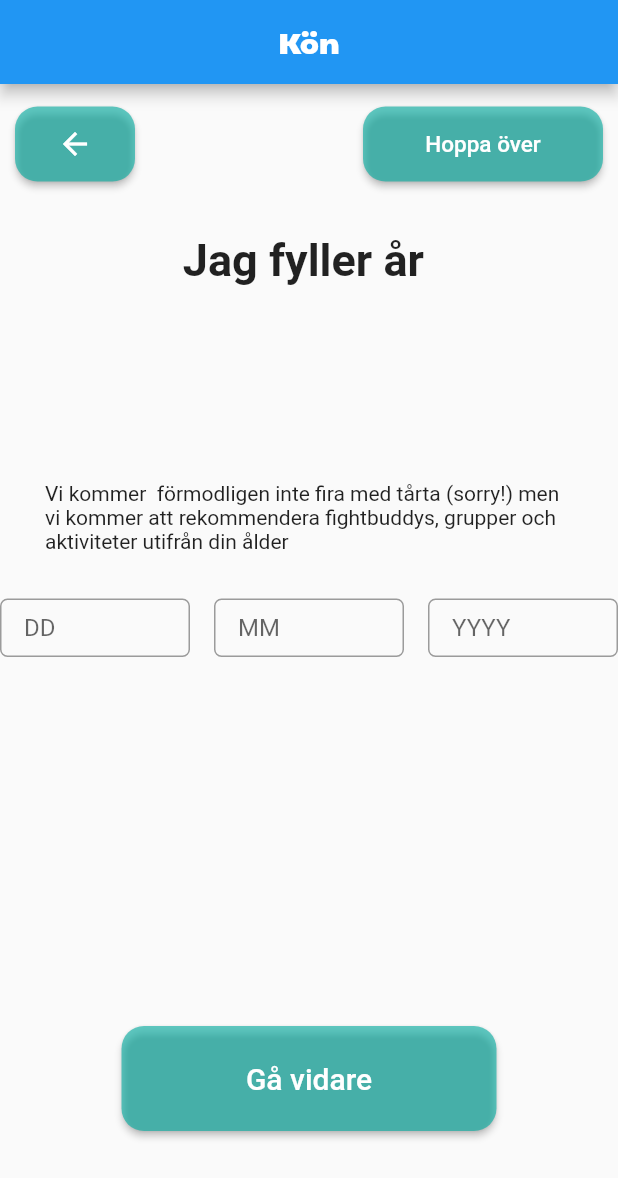
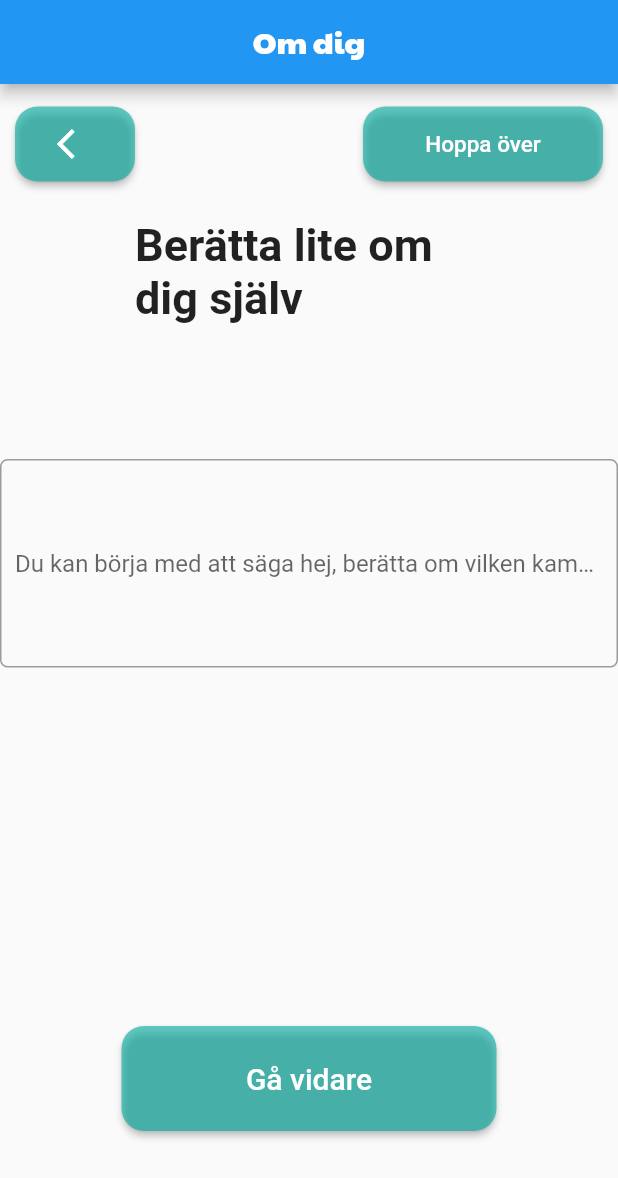
Before and after one commit to Linusvall/FightBuddy, a Flutter app: the GenderPage screen opened directly, on a phone screen of 412 x 824 dp. Shown: the top 1178 px of the screen. Run offline on Flutter 3.47's test engine with Material 2 defaults, Android fonts, the phone set to English and light mode, and no system bars; our stand-ins replace flutter_secure_storage; missing offline and left inert: dart:ffi, mysql1; accounts and stored records are empty; Roboto replaces fonts that are missing (Hind).

Commit message:
aboutyou
Öppet textfält som användaren kan skriva i själv

```diff
--- a/FightBuddy/lib/aboutyou.dart
+++ b/FightBuddy/lib/aboutyou.dart
@@ -2,54 +2,36 @@ import 'package:flutter/material.dart';
 
 
 void main(){
-  runApp(MyApp());
+  runApp(const MyApp());
 }
 
 class MyApp extends StatelessWidget {
+  const MyApp({super.key});
+
   @override
   Widget build(BuildContext context) {
-    return MaterialApp(
+    return const MaterialApp(
       home: GenderPage(),
     );
   }
 }
 
 class GenderPage extends StatefulWidget{
+  const GenderPage({super.key});
+
  @override
-  _genderPageState createState() => _genderPageState();
+  GenderPageState createState() => GenderPageState();
   }
 
-  class _genderPageState extends State<GenderPage>{
-    bool _womanHasBeenPressed = false;
-    bool _nothingHasBeenPressed = false;
-    bool _manHasBeenPressed = false;
-    var gender = '';
-
+  class GenderPageState extends State<GenderPage>{
     pressedbutton(String button){
-    _nothingHasBeenPressed = false;
-    _manHasBeenPressed = false;
-    _womanHasBeenPressed = false;
-
-
-    if(button == 'man'){
-      _manHasBeenPressed = true;
-      gender = 'man';
-    }
-    else if(button == 'woman'){
-      _womanHasBeenPressed = true;
-      gender = 'woman';
-    }
-    else{
-      _nothingHasBeenPressed = true;
-      gender = 'nothing';
-    }
   }
 
   @override
   Widget build(BuildContext context) {
      return Scaffold(
       appBar: AppBar(
-        title: const Text("Kön"),
+        title: const Text("Om dig"),
         centerTitle: true,
       ),
       body: Stack(
@@ -58,17 +40,11 @@ class GenderPage extends StatefulWidget{
             child: Column(
               children: <Widget>[
                 const Padding(
-                  padding: EdgeInsets.all(100),
+                  padding: EdgeInsets.all(90),
                   child: Text(
-                    "Jag fyller år ",
+                    "Berätta lite om dig själv",
                     style:
                         TextStyle(fontSize: 30, fontWeight: FontWeight.bold),
-                  ),
-                ),
-                const Padding(
-                  padding: EdgeInsets.all(30.0),
-                  child: Text(
-                    "Vi kommer  förmodligen inte fira med tårta (sorry!) men vi kommer att rekommendera fightbuddys, grupper och aktiviteter utifrån din ålder",
                   ),
                 ),
                 Row(
@@ -77,41 +53,9 @@ class GenderPage extends StatefulWidget{
                       child: TextField(
                         keyboardType: TextInputType.number,
                         decoration: InputDecoration(
-                          hintText: 'DD',
+                          hintText: 'Du kan börja med att säga hej, berätta om vilken kampsport du utövar, när du vill träna osv...',
                           contentPadding: const EdgeInsets.symmetric(
-                              horizontal: 16, vertical: 10),
-                          border: OutlineInputBorder(
-                            borderRadius: BorderRadius.circular(5),
-                          ),
-                          isDense: true,
-                        ),
-                        style: const TextStyle(fontSize: 16),
-                      ),
-                    ),
-                    SizedBox(width: 16),
-                    Expanded(
-                      child: TextField(
-                        keyboardType: TextInputType.number,
-                        decoration: InputDecoration(
-                          hintText: 'MM',
-                          contentPadding: const EdgeInsets.symmetric(
-                              horizontal: 16, vertical: 10),
-                          border: OutlineInputBorder(
-                            borderRadius: BorderRadius.circular(5),
-                          ),
-                          isDense: true,
-                        ),
-                        style: const TextStyle(fontSize: 16),
-                      ),
-                    ),
-                    SizedBox(width: 16),
-                    Expanded(
-                      child: TextField(
-                        keyboardType: TextInputType.number,
-                        decoration: InputDecoration(
-                          hintText: 'YYYY',
-                          contentPadding: const EdgeInsets.symmetric(
-                              horizontal: 16, vertical: 10),
+                          horizontal: 10, vertical: 60),
                           border: OutlineInputBorder(
                             borderRadius: BorderRadius.circular(5),
                           ),
@@ -129,10 +73,10 @@ class GenderPage extends StatefulWidget{
             top: 15.0, // adjust this value to change the position of the button
             right: 10.0, // adjust this value to change the position of the button
             child: ElevatedButton(
-              onPressed: ()  => print("pressed"),
+              onPressed: ()  {},
               style: ElevatedButton.styleFrom(
                   shape: RoundedRectangleBorder(borderRadius: BorderRadius.circular(15.0)),
-                  backgroundColor: Color.fromARGB(156, 0, 171, 159),
+                  backgroundColor: const Color.fromARGB(156, 0, 171, 159),
                   minimumSize: const Size(160,50)
                   ),
 
@@ -150,17 +94,18 @@ class GenderPage extends StatefulWidget{
            top: 15.0, // adjust this value to change the position of the button
            left: 10.0, // adjust this value to change the position of the button
            child: ElevatedButton(
-              onPressed: ()  => print("pressed"),
+             onPressed: () {},
              style: ElevatedButton.styleFrom(
                  shape: RoundedRectangleBorder(borderRadius: BorderRadius.circular(15.0)),
-                  primary: Color.fromARGB(156, 0, 171, 159),
+                 backgroundColor: const Color.fromARGB(156, 0, 171, 159),
                  minimumSize: const Size(50,50)
                  ),
 
+
              child: IconButton(
-                  icon: const Icon(Icons.arrow_back, color: Color.fromRGBO(255, 255, 255, 255)),
+                 icon: const Icon(Icons.arrow_back_ios, color: Color.fromRGBO(255, 255, 255, 1)),
 
-                  onPressed: () => print("PRESSED"),
+                 onPressed: () {},
              ),
            ),
          ),
@@ -170,10 +115,10 @@ class GenderPage extends StatefulWidget{
             child: Align(
               alignment: Alignment.bottomCenter,
               child: ElevatedButton(
-                onPressed: () => print("pressed"),
+                onPressed: () {},
                 style: ElevatedButton.styleFrom(
                   shape: RoundedRectangleBorder(borderRadius: BorderRadius.circular(15.0)),
-                  backgroundColor: Color.fromARGB(156, 0, 171, 159),
+                  backgroundColor: const Color.fromARGB(156, 0, 171, 159),
                   minimumSize: const Size(250,70)
                 ),
                 child: const Text(
--- a/FightBuddy/lib/gender.dart
+++ b/FightBuddy/lib/gender.dart
@@ -62,7 +62,7 @@ class GenderPage extends StatefulWidget{
              child: Column(
              children: <Widget>[
               const Padding(
-               padding: EdgeInsets.all(50),
+               padding: EdgeInsets.all(90),
                  child: Text(
                  "Jag är en",
                   style:
@@ -161,14 +161,14 @@ Padding(padding: const EdgeInsets.all(5),
               onPressed: () {},
               style: ElevatedButton.styleFrom(
                   shape: RoundedRectangleBorder(borderRadius: BorderRadius.circular(15.0)),
-                  backgroundColor: Color.fromARGB(156, 0, 171, 159),
+                  backgroundColor: const Color.fromARGB(156, 0, 171, 159),
                   minimumSize: const Size(160,50)
                   ),
 
               child: const Text(
                 "Hoppa över",
                style: TextStyle(
-                    color: const Color.fromARGB(255, 255, 255, 255),
+                    color:  Color.fromARGB(255, 255, 255, 255),
                     fontSize: 15,
                ),
               ),
```
Also changed, not shown: FightBuddy/lib/birth.dart (+18 -44 lines), FightBuddy/lib/heightAndWeight.dart (+8 -8 lines). Lines whose indentation alone changed are shown as unchanged.
